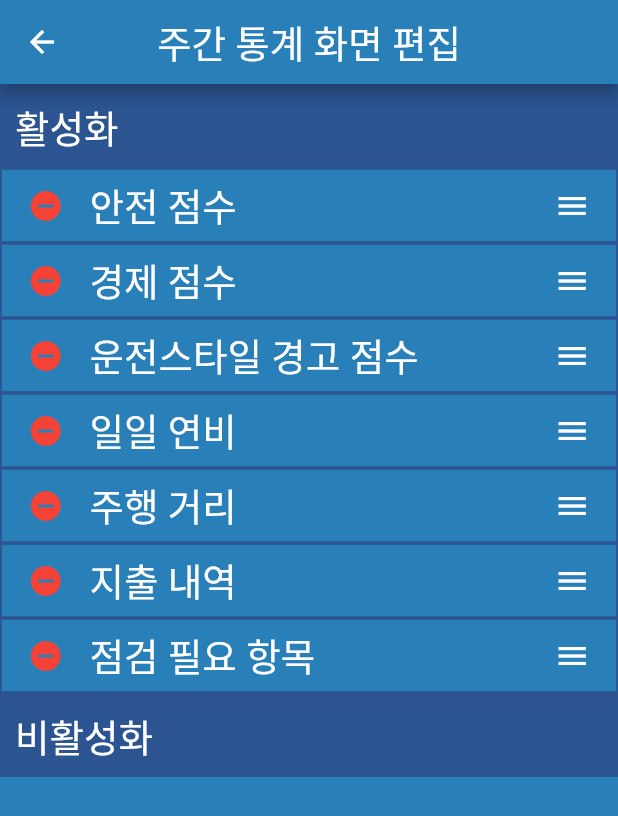
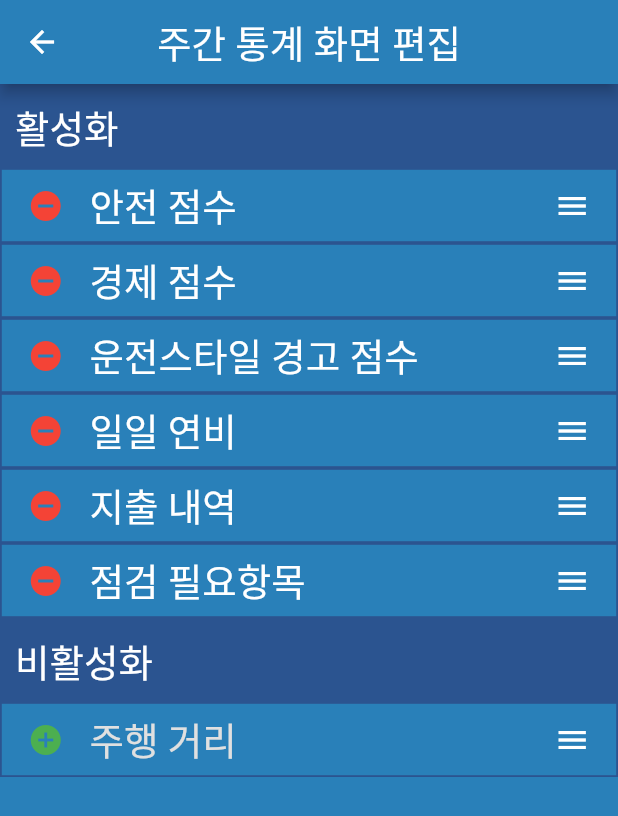
Before and after one commit to kimjihyeon99/weeklystatisticsreport, a Flutter app: the statisticviewPage screen opened directly, after a tap on the "settings" icon, on a phone screen of 412 x 824 dp. Shown: the top 816 px of the screen. Run offline on Flutter 3.47's test engine with Material 2 defaults, Android fonts, the phone set to English and light mode, and no system bars.

Commit message:
statisticsedit plus minus
수정1 : staticsview listview load
수정2 : data connection

```diff
--- a/lib/WeeklyStatisticsEdit.dart
+++ b/lib/WeeklyStatisticsEdit.dart
@@ -1,12 +1,29 @@
 import 'package:flutter/material.dart';
 import 'statisticview.dart';
-
-
 
 const PrimaryColor = const Color(0xff2980b9);
 const SecondColor = const Color(0xff2B5490);
 
+abstract class ListItem {}
+
+class HeadingItem implements ListItem {
+  final String isActivate;
+
+  HeadingItem(this.isActivate);
+}
+
+class isActivateItem implements ListItem {
+  final String Activatename;
+  final bool isactivate;
+
+  isActivateItem(this.Activatename, this.isactivate);
+}
+
 class WeeklyStatisticsEdit extends StatelessWidget {
+  final List<ListItem> items;
+
+  WeeklyStatisticsEdit({Key key, @required this.items}) : super(key: key);
+
   @override
   Widget build(BuildContext context) {
     return new MaterialApp(
@@ -15,22 +32,28 @@ class WeeklyStatisticsEdit extends StatelessWidget {
           primaryColor: PrimaryColor,
           accentColor: PrimaryColor,
           canvasColor: PrimaryColor),
-      home: new WeeklyStatisticsEditPage(),
+      home: new WeeklyStatisticsEditPage(items: items),
     );
   }
 }
 
 class WeeklyStatisticsEditPage extends StatefulWidget {
-  WeeklyStatisticsEditPage({Key key}) : super(key: key);
+  final List<ListItem> items;
+
+  WeeklyStatisticsEditPage({Key key, @required this.items}) : super(key: key);
 
   @override
-  _WeeklyStatisticsEditPage createState() => new _WeeklyStatisticsEditPage();
+  _WeeklyStatisticsEditPage createState() =>
+      new _WeeklyStatisticsEditPage(items: items);
 }
 
 class _WeeklyStatisticsEditPage extends State<WeeklyStatisticsEditPage> {
+  final List<ListItem> items;
+
+  _WeeklyStatisticsEditPage({@required this.items});
+
   @override
   Widget build(BuildContext context) {
-    print(isActivate);
     return new Scaffold(
       appBar: new AppBar(
         title: new Text(
@@ -51,58 +74,24 @@ class _WeeklyStatisticsEditPage extends State<WeeklyStatisticsEditPage> {
       ),
       body: new SingleChildScrollView(
         physics: ScrollPhysics(),
-          child: Column(
-            children: <Widget>[
-              makeAppbarContainer("활성화"),
-              ListView.builder(
+        child: ListView.builder(
             physics: NeverScrollableScrollPhysics(),
             shrinkWrap: true,
-                  itemCount:7,
-                  itemBuilder: (context,index){
-                    if(index==0  && isActivate[index] == true ){
-                      return  makeActivationContainer("안전 점수", index);
-                    }else if(index==1  && isActivate[index] == true){
-                      return  makeActivationContainer("경제 점수", index);
-                    }else if(index==2  && isActivate[index] == true){
-                      return  makeActivationContainer("운전스타일 경고 점수", index);
-                    }else if(index==3  && isActivate[index] == true){
-                      return  makeActivationContainer("일일 연비", index);
-                    }else if(index==4  && isActivate[index] == true){
-                      return  makeActivationContainer("주행 거리", index);
-                    }else if(index==5  && isActivate[index] == true){
-                      return  makeActivationContainer("지출 내역", index);
-                    }else if(index==6  && isActivate[index] == true){
-                      return  makeActivationContainer("점검 필요 항목", index);
+            itemCount: items.length,
+            itemBuilder: (context, index) {
+              final item = items[index];
+
+              if (item is HeadingItem) {
+                return makeAppbarContainer(item.isActivate);
+              } else if (item is isActivateItem) {
+                if(item.isactivate==true){
+                  return makeActivationContainer(item.Activatename);
+                }else{
+                  return makeDeactivationContainer(item.Activatename);
                 }
-                    return null;
+
               }
-              ),
-              makeAppbarContainer("비활성화"),
-              ListView.builder(
-                  physics: NeverScrollableScrollPhysics(),
-                  shrinkWrap: true,
-                  itemCount:7,
-                  itemBuilder: (context,index){
-                    if(index==0  && isActivate[index] == false){
-                      return  makeDeactivationContainer("안전 점수", index);
-                    }else if(index==1  && isActivate[index] == false){
-                      return  makeDeactivationContainer("경제 점수", index);
-                    }else if(index==2  && isActivate[index] == false){
-                      return  makeDeactivationContainer("운전스타일 경고 점수", index);
-                    }else if(index==3  && isActivate[index] == false){
-                      return  makeDeactivationContainer("일일 연비", index);
-                    }else if(index==4  && isActivate[index] == false){
-                      return  makeDeactivationContainer("주행 거리", index);
-                    }else if(index==5  && isActivate[index] == false){
-                      return  makeDeactivationContainer("지출 내역", index);
-                    }else if(index==6  && isActivate[index] == false){
-                      return  makeDeactivationContainer("점검 필요 항목", index);
-                    }
-                    return null;
-                  }
-              ),
-            ],
-          ),
+            }),
       ),
     );
   }
@@ -117,7 +106,6 @@ class _WeeklyStatisticsEditPage extends State<WeeklyStatisticsEditPage> {
           fontSize: 25.0,
           color: Colors.white,
         ),
-
       ),
       decoration: BoxDecoration(
         color: SecondColor,
@@ -127,7 +115,7 @@ class _WeeklyStatisticsEditPage extends State<WeeklyStatisticsEditPage> {
     );
   }
 
-  Widget makeActivationContainer(String menuName, int id) {
+  Widget makeActivationContainer(String menuName) {
     return Container(
       // border를 추가하기 위해 Row를 Container로 감쌈
       child: Row(
@@ -138,12 +126,18 @@ class _WeeklyStatisticsEditPage extends State<WeeklyStatisticsEditPage> {
               icon: Icon(Icons.remove_circle),
               color: Colors.red,
               onPressed: () {
-                isActivate[id] = false;
-                print(isActivate);
+                Activateinfo[menuName] = false;
+
+                int ct= countactivate();
                 //reload
-                Navigator.push(context,
-                    MaterialPageRoute(builder: (context) => WeeklyStatisticsEdit()));
-
+                Navigator.push(
+                    context,
+                    MaterialPageRoute(
+                        builder: (context) => WeeklyStatisticsEdit(items: List<ListItem>.generate(
+                            9,
+                                (i) => ((i % (ct+1)) == 0 && ((i ~/ (ct+1))==0 || (i ~/ (ct+1))==1))
+                                ? (i==0 ? HeadingItem("활성화") : HeadingItem("비활성화"))
+                                : ((i ~/ (ct+1))==0? isActivateItem(activate[i-1],true): isActivateItem(deactivate[i-ct-2],false))))));
               },
             ),
           ),
@@ -171,19 +165,33 @@ class _WeeklyStatisticsEditPage extends State<WeeklyStatisticsEditPage> {
     );
   }
 
-  Widget makeDeactivationContainer(String menuName, int id) {
+  Widget makeDeactivationContainer(String menuName) {
     return new Container(
       // border를 추가하기 위해 Row를 Container로 감쌈
       child: Row(children: <Widget>[
         Expanded(
           // for Alignment
-          child: new Icon(
-            Icons.add_circle,
+          child:  new IconButton(
+            icon: Icon(Icons.add_circle),
             color: Colors.green,
+            onPressed: () {
+              Activateinfo[menuName] = true;
+
+              int ct= countactivate();
+              //reload
+              Navigator.push(
+                  context,
+                  MaterialPageRoute(
+                      builder: (context) => WeeklyStatisticsEdit(items: List<ListItem>.generate(
+                          9,
+                              (i) => ((i % (ct+1)) == 0 && ((i ~/ (ct+1))==0 || (i ~/ (ct+1))==1))
+                              ? (i==0 ? HeadingItem("활성화") : HeadingItem("비활성화"))
+                              : ((i ~/ (ct+1))==0? isActivateItem(activate[i-1],true): isActivateItem(deactivate[i-ct-2],false))))));
+            },
           ),
         ),
         Expanded(
-          flex: 21, // for Alignment
+          flex: 5, // for Alignment
           child: new Text(
             menuName,
             style: new TextStyle(
--- a/lib/statisticview.dart
+++ b/lib/statisticview.dart
@@ -4,8 +4,29 @@ import 'mainmenu.dart';
 import 'WeeklyStatisticsEdit.dart';
 
 
-List<bool> isActivate = [true,true,true,true,true,true,true];
+List<String> activateName = ["안전 점수","경제 점수","운전스타일 경고 점수","일일 연비","주행 거리","지출 내역","점검 필요항목"];
+List activate;
+List deactivate;
+Map Activateinfo={"안전 점수":true,"경제 점수":true,"운전스타일 경고 점수":true,"일일 연비":true,"주행 거리":false,"지출 내역":true,"점검 필요항목":true};
 
+int countactivate(){
+  int count=0;
+  activate =[];
+  deactivate =[];
+  for(int i=0;i<Activateinfo.length;i++){
+    if(Activateinfo[activateName[i]] == true){
+      activate.add(activateName[i]);
+      count = count+1;
+    }else{
+      deactivate.add(activateName[i]);
+    }
+  }
+  print(activate);
+
+  print(deactivate);
+  print(count);
+  return count;
+}
 
 class statisticview extends StatelessWidget {
   @override
@@ -29,7 +50,13 @@ class statisticviewPage extends StatefulWidget {
 }
 
 class statistic_viewPage extends State<statisticviewPage> {
-
+  int ct ;
+  @override
+  void initState() {
+    // TODO: implement initState
+    super.initState();
+    ct= countactivate();
+  }
   @override
   Widget build(BuildContext context) {
     return new Scaffold(
@@ -86,7 +113,12 @@ class statistic_viewPage extends State<statisticviewPage> {
               icon: Icon(Icons.settings),
               onPressed: () {
                 Navigator.push(
-                    context, MaterialPageRoute(builder: (context) => WeeklyStatisticsEdit()));
+                    context, MaterialPageRoute(builder: (context) => WeeklyStatisticsEdit(
+                    items: List<ListItem>.generate(
+                      9,
+                        (i) => ((i % (ct+1)) == 0 && ((i ~/ (ct+1))==0 || (i ~/ (ct+1))==1))
+                        ? (i==0 ? HeadingItem("활성화") : HeadingItem("비활성화"))
+                        : ((i ~/ (ct+1))==0? isActivateItem(activate[i-1],true): isActivateItem(deactivate[i-ct-2],false))))));
               })
         ],
       ),
@@ -94,7 +126,8 @@ class statistic_viewPage extends State<statisticviewPage> {
         padding: const EdgeInsets.all(20.0),
         itemCount: 7,
         itemBuilder: (context, index){
-          if(index==0  && isActivate[index] == true){
+          print(Activateinfo);
+          if(index==0  && Activateinfo[activateName[index]] == true){
             return Container(
               margin: EdgeInsets.symmetric(vertical: 10.0),
               padding: EdgeInsets.all(15),
@@ -118,7 +151,7 @@ class statistic_viewPage extends State<statisticviewPage> {
               ),
               child: Text("안전 점수", style: TextStyle(fontWeight: FontWeight.bold,fontSize: 23.0, color: Colors.black)),
             );
-          }else if(index==1  && isActivate[index] == true){
+          }else if(index==1  &&  Activateinfo[activateName[index]] == true){
             return Container(
               margin: EdgeInsets.symmetric(vertical: 10.0),
               padding: EdgeInsets.all(15),
@@ -142,7 +175,7 @@ class statistic_viewPage extends State<statisticviewPage> {
               ),
               child: Text("경제 점수", style: TextStyle(fontWeight: FontWeight.bold,fontSize: 23.0, color: Colors.black)),
             );
-          }else if(index==2  && isActivate[index] == true){
+          }else if(index==2  &&  Activateinfo[activateName[index]] == true){
             return Container(
               margin: EdgeInsets.symmetric(vertical: 10.0),
               padding: EdgeInsets.all(15),
@@ -166,7 +199,7 @@ class statistic_viewPage extends State<statisticviewPage> {
               ),
               child: Text("운전스타일 경고 점수", style: TextStyle(fontWeight: FontWeight.bold,fontSize: 23.0, color: Colors.black)),
             );
-          }else if(index==3  && isActivate[index] == true){
+          }else if(index==3  && Activateinfo[activateName[index]] == true){
             return Container(
               margin: EdgeInsets.symmetric(vertical: 10.0),
               padding: EdgeInsets.all(15),
@@ -190,7 +223,7 @@ class statistic_viewPage extends State<statisticviewPage> {
               ),
               child: Text("일일 연비", style: TextStyle(fontWeight: FontWeight.bold,fontSize: 23.0, color: Colors.black)),
             );
-          }else if(index==4  && isActivate[index] == true){
+          }else if(index==4  && Activateinfo[activateName[index]] == true){
             return Container(
               margin: EdgeInsets.symmetric(vertical: 10.0),
               padding: EdgeInsets.all(15),
@@ -214,7 +247,7 @@ class statistic_viewPage extends State<statisticviewPage> {
               ),
               child: Text("주행 거리", style: TextStyle(fontWeight: FontWeight.bold,fontSize: 23.0, color: Colors.black)),
             );
-          }else if(index==5  && isActivate[index] == true){
+          }else if(index==5  && Activateinfo[activateName[index]] == true){
             return Container(
               margin: EdgeInsets.symmetric(vertical: 10.0),
               padding: EdgeInsets.all(15),
@@ -238,7 +271,7 @@ class statistic_viewPage extends State<statisticviewPage> {
               ),
               child: Text("지출 내역", style: TextStyle(fontWeight: FontWeight.bold,fontSize: 23.0, color: Colors.black)),
             );
-          }else if(index==6  && isActivate[index] == true){
+          }else if(index==6  &&  Activateinfo[activateName[index]] == true){
             return Container(
               margin: EdgeInsets.symmetric(vertical: 10.0),
               padding: EdgeInsets.all(15),
```
Lines whose indentation alone changed are shown as unchanged.
